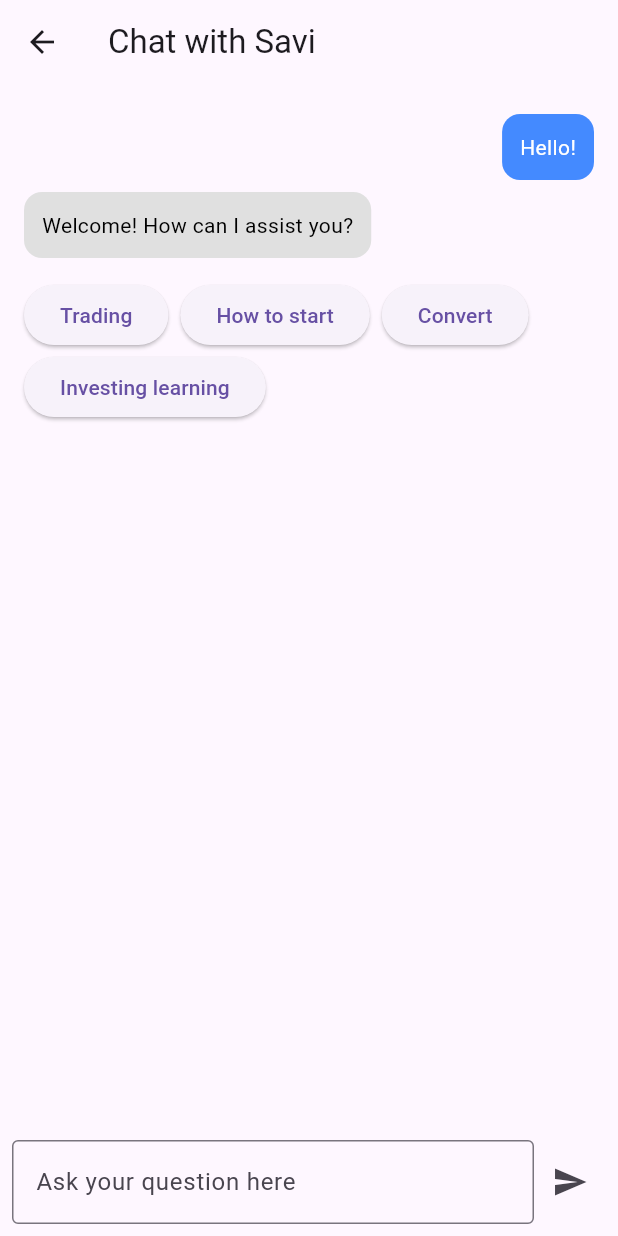
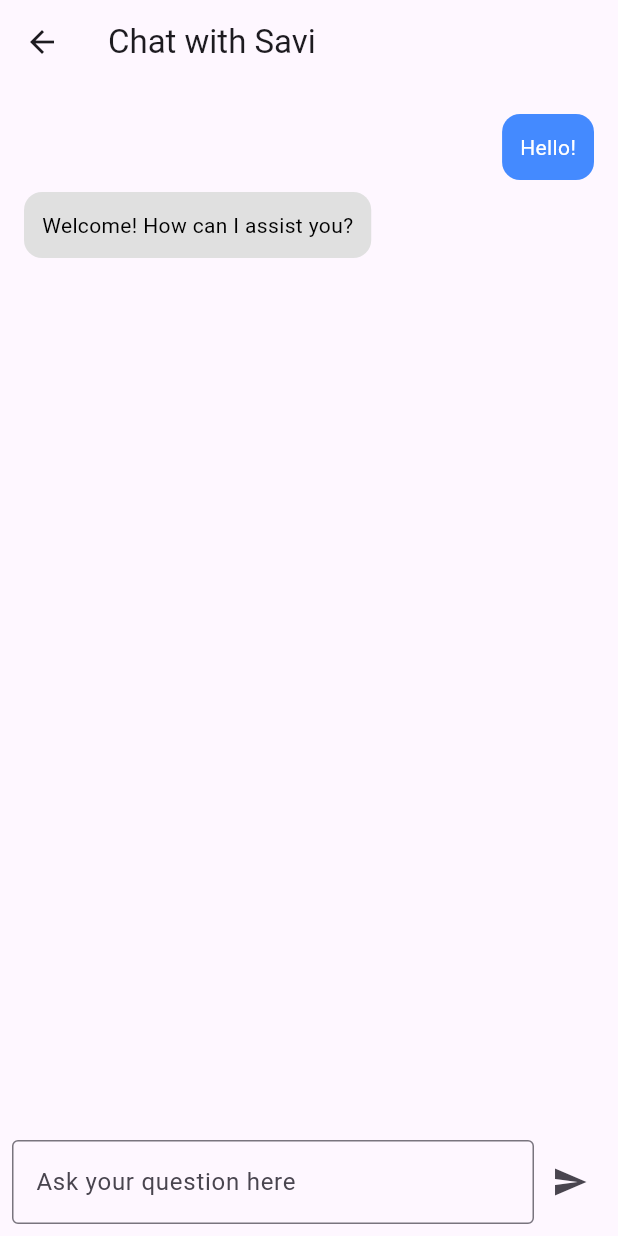
Before and after one commit to dlshet12/tappengine, a Flutter app: the ChatScreen screen opened directly, on a phone screen of 412 x 824 dp. Run offline on Flutter 3.47's test engine with Material 3 defaults, Android fonts, the phone set to English and light mode, and no system bars; our stand-ins replace signature.

Commit message:
chat updated

```diff
--- a/lib/screens/chat_screen.dart
+++ b/lib/screens/chat_screen.dart
@@ -1,6 +1,35 @@
 import 'package:flutter/material.dart';
 
-class ChatScreen extends StatelessWidget {
+class ChatScreen extends StatefulWidget {
+  @override
+  _ChatScreenState createState() => _ChatScreenState();
+}
+
+class _ChatScreenState extends State<ChatScreen> {
+  final List<Map<String, dynamic>> _messages = [
+    {"text": "Hello!", "isUser": true},
+    {"text": "Welcome! How can I assist you?", "isUser": false}
+  ];
+  final TextEditingController _controller = TextEditingController();
+  final ScrollController _scrollController = ScrollController();
+
+  void _sendMessage() {
+    if (_controller.text.trim().isEmpty) return;
+
+    setState(() {
+      _messages.add({"text": _controller.text, "isUser": true});
+      _controller.clear();
+    });
+
+    Future.delayed(Duration(milliseconds: 300), () {
+      _scrollController.animateTo(
+        _scrollController.position.maxScrollExtent,
+        duration: Duration(milliseconds: 300),
+        curve: Curves.easeOut,
+      );
+    });
+  }
+
   @override
   Widget build(BuildContext context) {
     return Scaffold(
@@ -10,22 +39,16 @@ class ChatScreen extends StatelessWidget {
       body: Column(
         children: [
           Expanded(
-            child: ListView(
+            child: ListView.builder(
+              controller: _scrollController,
               padding: EdgeInsets.all(16),
-              children: [
-                ChatBubble(text: "Hello!", isUser: true),
-                ChatBubble(text: "Welcome! How can I assist you?", isUser: false),
-                SizedBox(height: 10),
-                Wrap(
-                  spacing: 8.0,
-                  children: [
-                    ChatButton(label: "Trading"),
-                    ChatButton(label: "How to start"),
-                    ChatButton(label: "Convert"),
-                    ChatButton(label: "Investing learning"),
-                  ],
-                ),
-              ],
+              itemCount: _messages.length,
+              itemBuilder: (context, index) {
+                return ChatBubble(
+                  text: _messages[index]["text"],
+                  isUser: _messages[index]["isUser"],
+                );
+              },
             ),
           ),
           Padding(
@@ -34,15 +57,17 @@ class ChatScreen extends StatelessWidget {
               children: [
                 Expanded(
                   child: TextField(
+                    controller: _controller,
                     decoration: InputDecoration(
                       hintText: "Ask your question here",
                       border: OutlineInputBorder(),
                     ),
+                    onSubmitted: (_) => _sendMessage(),
                   ),
                 ),
                 IconButton(
                   icon: Icon(Icons.send),
-                  onPressed: () {},
+                  onPressed: _sendMessage,
                 ),
               ],
             ),
@@ -78,17 +103,3 @@ class ChatBubble extends StatelessWidget {
     );
   }
 }
-
-class ChatButton extends StatelessWidget {
-  final String label;
-
-  ChatButton({required this.label});
-
-  @override
-  Widget build(BuildContext context) {
-    return ElevatedButton(
-      onPressed: () {},
-      child: Text(label),
-    );
-  }
-}
```
